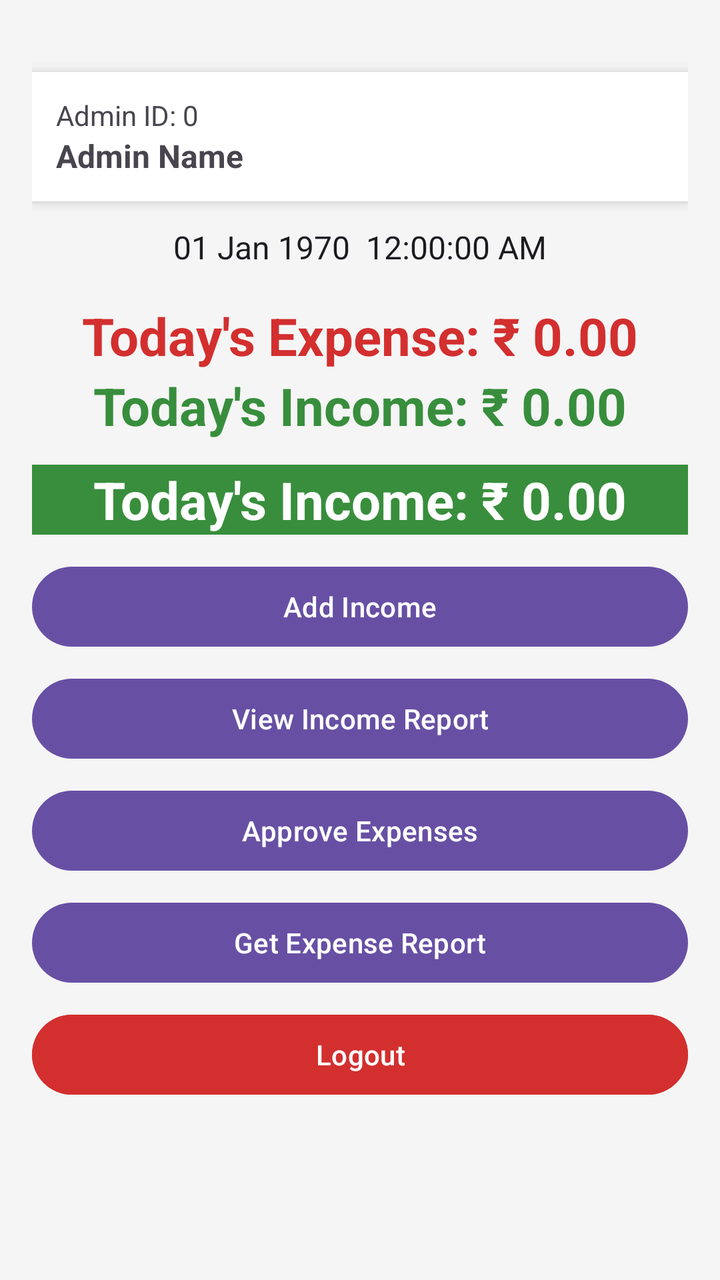
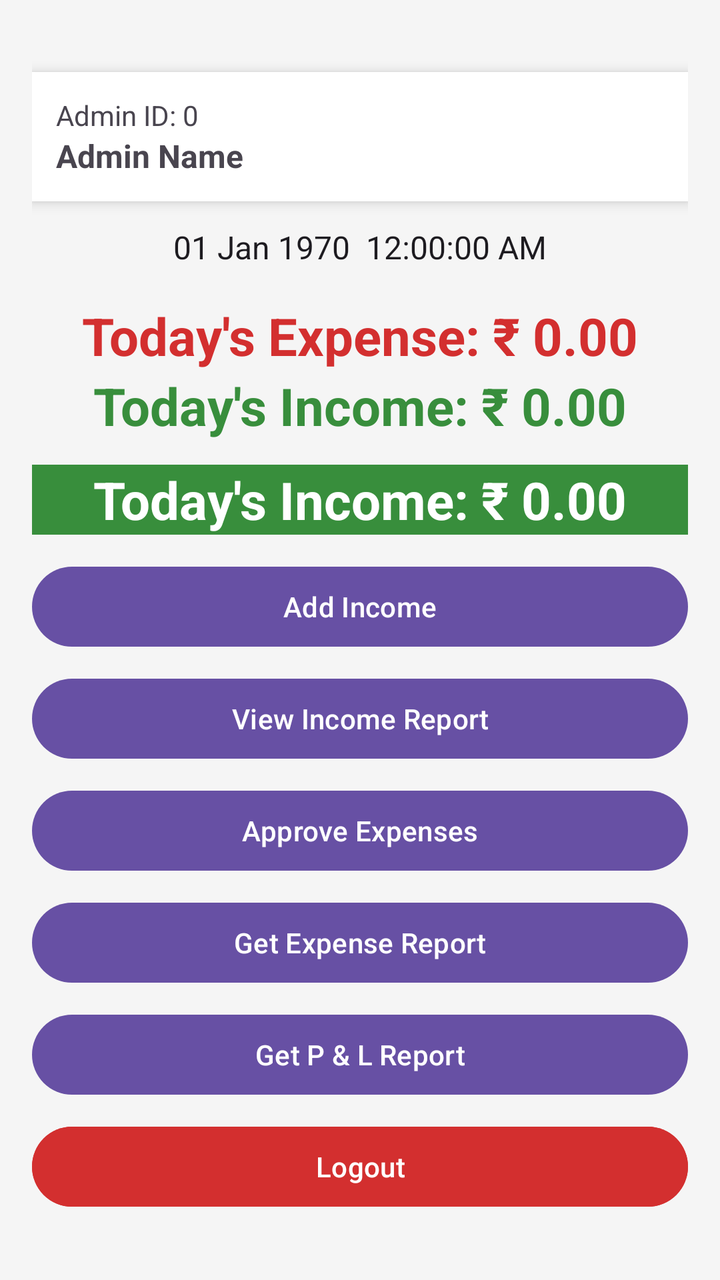

An Android layout rendered at two revisions. The XML below is the earlier revision; the diff shows what the commit changed to produce the second picture.
<!-- AndroidManifest.xml: application theme Theme.SagarExpense -->
<!-- res/layout/activity_admin_dashboard.xml -->
<?xml version="1.0" encoding="utf-8"?>
<LinearLayout xmlns:android="http://schemas.android.com/apk/res/android"
    android:orientation="vertical"
    android:padding="16dp"
    android:background="#F5F5F5"
    android:layout_width="match_parent"
    android:layout_height="match_parent">

    
    <LinearLayout
        android:layout_width="match_parent"
        android:layout_height="wrap_content"
        android:orientation="vertical"
        android:background="#FFFFFF"
        android:padding="12dp"
        android:elevation="4dp"
        android:layout_marginBottom="12dp"
        android:layout_marginTop="20dp">

        <TextView
            android:id="@+id/txtAdminID"
            android:text="Admin ID: 0"
            android:layout_width="wrap_content"
            android:layout_height="wrap_content"/>

        <TextView
            android:id="@+id/txtAdminName"
            android:text="Admin Name"
            android:textStyle="bold"
            android:textSize="16sp"
            android:layout_width="wrap_content"
            android:layout_height="wrap_content"/>
    </LinearLayout>

    
    <TextClock
        android:layout_width="match_parent"
        android:layout_height="wrap_content"
        android:format12Hour="dd MMM yyyy  hh:mm:ss a"
        android:format24Hour="dd MMM yyyy  HH:mm:ss"
        android:textSize="16sp"
        android:gravity="center"
        android:layout_marginBottom="16dp"/>

    
    <TextView
        android:id="@+id/txtTodayExpense"
        android:layout_width="match_parent"
        android:layout_height="wrap_content"
        android:text="Today's Expense: ₹ 0.00"
        android:textSize="26sp"
        android:textStyle="bold"
        android:textColor="#D32F2F"
        android:gravity="center"/>

    
    <TextView
        android:id="@+id/txtTodayIncome"
        android:layout_width="match_parent"
        android:layout_height="wrap_content"
        android:text="Today's Income: ₹ 0.00"
        android:textSize="26sp"
        android:textStyle="bold"
        android:textColor="#388E3C"
        android:gravity="center"
        android:layout_marginBottom="12dp"/>

    
    <TextView
        android:id="@+id/txtTodayStatement"
        android:layout_width="match_parent"
        android:layout_height="wrap_content"
        android:text="Today's Income: ₹ 0.00"
        android:textSize="26sp"
        android:textStyle="bold"
        android:background="#388E3C"
        android:textColor="@color/white"
        android:gravity="center"
        android:layout_marginBottom="12dp"/>

    
    <Button
        android:id="@+id/btnAddIncome"
        android:text="Add Income"
        android:layout_width="match_parent"
        android:layout_height="wrap_content"
        android:layout_marginBottom="8dp"/>

    <Button
        android:id="@+id/btnIncomeReport"
        android:text="View Income Report"
        android:layout_width="match_parent"
        android:layout_height="wrap_content"
        android:layout_marginBottom="8dp"/>

    <Button
        android:id="@+id/btnApproveExpenses"
        android:text="Approve Expenses"
        android:layout_width="match_parent"
        android:layout_height="wrap_content"
        android:layout_marginBottom="8dp"/>

    <Button
        android:id="@+id/btnExpenseReport"
        android:text="Get Expense Report"
        android:layout_width="match_parent"
        android:layout_height="wrap_content"
        android:layout_marginBottom="8dp"/>

    <Button
        android:id="@+id/btnLogout"
        android:text="Logout"
        android:backgroundTint="#D32F2F"
        android:textColor="#FFFFFF"
        android:layout_width="match_parent"
        android:layout_height="wrap_content"/>

</LinearLayout>
<!-- resources referenced by this layout -->
<resources>
  <color name="white">#FFFFFFFF</color>
  <style name="Theme.SagarExpense" parent="Base.Theme.SagarExpense" />
  <style name="Base.Theme.SagarExpense" parent="Theme.Material3.DayNight.NoActionBar">
          
          
      </style>
</resources>

<!-- the commit's change to res/layout/activity_admin_dashboard.xml (unified diff, before → after) -->
@@ -108,6 +108,13 @@
         android:layout_marginBottom="8dp"/>
 
     <Button
+        android:id="@+id/btnPLReport"
+        android:text="Get P &amp; L Report"
+        android:layout_width="match_parent"
+        android:layout_height="wrap_content"
+        android:layout_marginBottom="8dp"/>
+
+    <Button
         android:id="@+id/btnLogout"
         android:text="Logout"
         android:backgroundTint="#D32F2F"
